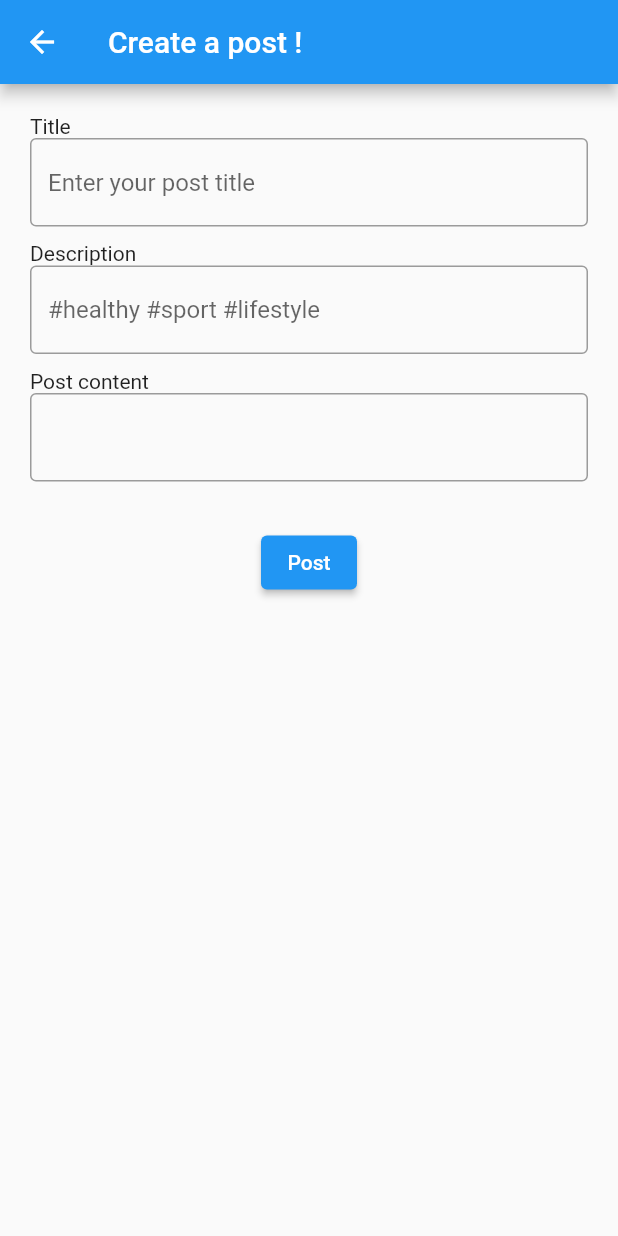
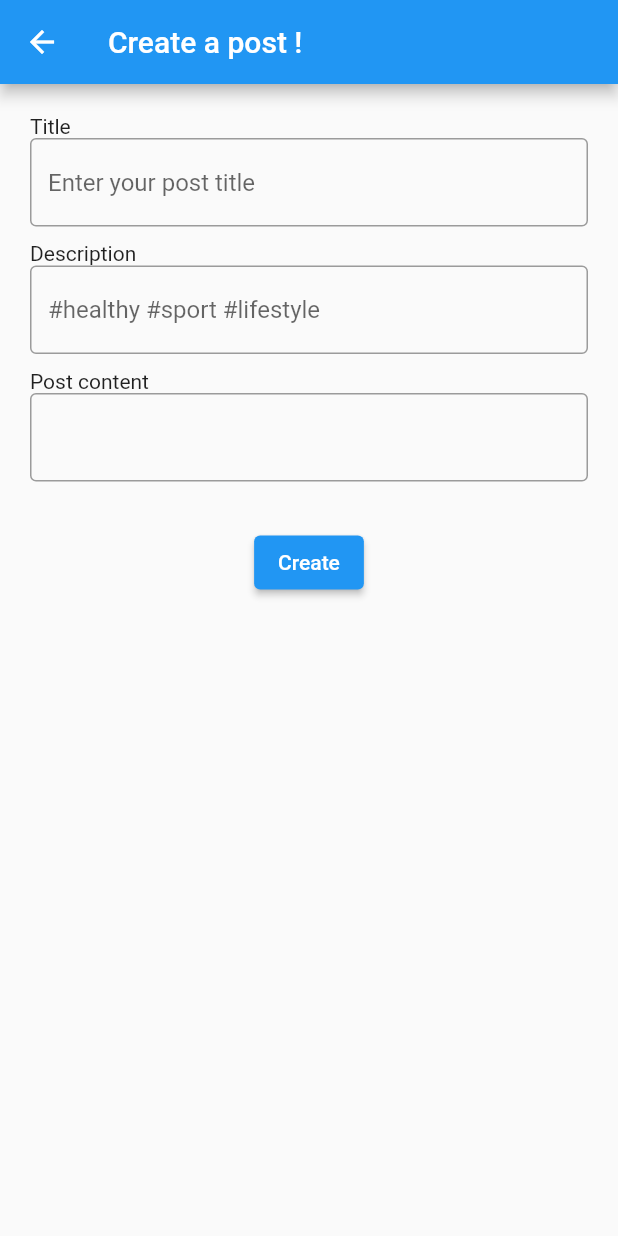
Before and after one commit to EtiennePaita/PostFeed, a Flutter app: the screen it shows after launch, after a tap on the "post add" icon, on a phone screen of 412 x 824 dp. Run offline on Flutter 3.47's test engine with Material 2 defaults, Android fonts, the light colour scheme and no system bars; our stand-ins replace bloc, cloud_firestore, firebase_analytics, firebase_core, firebase_crashlytics, flutter_bloc; accounts and stored records are empty.

Commit message:
Edit post feature implemented

```diff
--- a/lib/home_screen/data_sources/posts_data_source.dart
+++ b/lib/home_screen/data_sources/posts_data_source.dart
@@ -5,4 +5,5 @@ import '../../models/post.dart';
 abstract class PostsDataSource {
   Stream<List<Post>> getPosts();
   Future<DocumentReference<Object?>> addPost(Post post);
+  Future<void> editPost(Post post);
 }
--- a/lib/home_screen/home_screen.dart
+++ b/lib/home_screen/home_screen.dart
@@ -71,7 +71,7 @@ class HomeScreen extends StatelessWidget {
   }
 
   void _onAddPostClick(BuildContext context) {
-    PostCreationScreen.navigateTo(context);
+    PostCreationScreen.navigateTo(context, null);
   }
 
   void _onPostTap(BuildContext context, Post post) {
--- a/lib/home_screen/post_bloc/posts_event.dart
+++ b/lib/home_screen/post_bloc/posts_event.dart
@@ -13,3 +13,9 @@ class AddPost extends PostsEvent {
 
   AddPost(this.newPost);
 }
+
+class EditPost extends PostsEvent {
+  final Post post;
+
+  EditPost(this.post);
+}
--- a/lib/home_screen/repository/posts_repository.dart
+++ b/lib/home_screen/repository/posts_repository.dart
@@ -25,4 +25,8 @@ class PostsRepository {
       rethrow;
     }
   }
+
+  Future<void> editPost(Post post) {
+    return postsDataSource.editPost(post);
+  }
 }
--- a/lib/main.dart
+++ b/lib/main.dart
@@ -96,17 +96,21 @@ class MyApp extends StatelessWidget {
             },
             onGenerateRoute: (settings) {
               Widget content = const SizedBox.shrink();
+              final arguments = settings.arguments;
 
               switch (settings.name) {
                 case PostDetailScreen.routeName:
-                  final arguments = settings.arguments;
                   if (arguments is Post) {
                     content = PostDetailScreen(post: arguments);
                   }
                   break;
 
                 case PostCreationScreen.routeName:
-                  content = const PostCreationScreen();
+                  if (arguments is Post?) {
+                    content = PostCreationScreen(post: arguments);
+                  } else {
+                    content = const PostCreationScreen();
+                  }
                   break;
               }
 
--- a/lib/post_creation_screen/post_creation_screen.dart
+++ b/lib/post_creation_screen/post_creation_screen.dart
@@ -8,22 +8,18 @@ import 'package:post_feed/models/post.dart';
 
 class PostCreationScreen extends StatefulWidget {
   final VoidCallback? formValidationCallback;
-  final String? title;
-  final String? description;
-  final String? content;
+  final Post? post;
 
   static const String routeName = '/PostCreationScreen';
 
-  static void navigateTo(BuildContext context) {
-    Navigator.of(context).pushNamed(routeName);
+  static void navigateTo(BuildContext context, Post? post) {
+    Navigator.of(context).pushNamed(routeName, arguments: post);
   }
 
   const PostCreationScreen({
     super.key,
     this.formValidationCallback,
-    this.title,
-    this.description,
-    this.content,
+    this.post
   });
 
   @override
@@ -35,6 +31,7 @@ class PostFormState extends State<PostCreationScreen> {
   final descriptionController = TextEditingController();
   final contentController = TextEditingController();
 
+
   @override
   void dispose() {
     titleController.dispose();
@@ -43,12 +40,21 @@ class PostFormState extends State<PostCreationScreen> {
     super.dispose();
   }
 
+  @override
+  void initState() {
+    super.initState();
+    if(widget.post != null) {
+      titleController.text = widget.post?.title ?? '';
+      contentController.text = widget.post?.content ?? '';
+      descriptionController.text = widget.post?.description ?? '';
+    }
+  }
 
   @override
   Widget build(BuildContext context) {
     return Scaffold(
       appBar: AppBar(
-        title: const Text('Create a post !'),
+        title: widget.post != null ? const Text('Edit') : const Text('Create a post !'),
       ),
       body: Padding(
         padding: const EdgeInsets.symmetric(
@@ -103,7 +109,15 @@ class PostFormState extends State<PostCreationScreen> {
                     break;
 
                   case PostStatus.success:
-                    _showSnackBar(context, 'Votre post a été ajouté !');
+                    titleController.clear();
+                    descriptionController.clear();
+                    contentController.clear();
+                    if(widget.post != null) {
+                      _showSnackBar(context, 'Votre post a été modifié !');
+                    } else {
+                      _showSnackBar(context, 'Votre post a été ajouté !');
+                    }
+                    //Navigator.of(context).pop();
                     break;
 
                   case PostStatus.initial:
@@ -113,7 +127,6 @@ class PostFormState extends State<PostCreationScreen> {
                 }
               },
               builder: (context, state) {
-
                 switch (state.status) {
                   case PostStatus.loading:
                     return const Center(
@@ -127,8 +140,8 @@ class PostFormState extends State<PostCreationScreen> {
                       child: Padding(
                         padding: const EdgeInsets.only(top: 30.0),
                         child: ElevatedButton(
-                          onPressed: () => _onCreatePostClick(context),
-                          child: const Text('Post'),
+                          onPressed: () => widget.post != null ? _onEditPostClick(context) : _onCreatePostClick(context),
+                          child: widget.post != null ? const Text('Edit') : const Text('Create'),
                         ),
                       ),
                     );
@@ -152,6 +165,16 @@ class PostFormState extends State<PostCreationScreen> {
     BlocProvider.of<PostsBloc>(context).add(AddPost(newPost));
   }
 
+  void _onEditPostClick(BuildContext context) {
+    final newPost = Post(
+      id: widget.post?.id ?? '',
+      title: titleController.text,
+      description: descriptionController.text,
+      content: contentController.text,
+    );
+    BlocProvider.of<PostsBloc>(context).add(EditPost(newPost));
+  }
+
   void _showSnackBar(BuildContext context, String text) {
     ScaffoldMessenger.of(context).showSnackBar(
       SnackBar(
--- a/lib/post_detail_screen/post_detail_screen.dart
+++ b/lib/post_detail_screen/post_detail_screen.dart
@@ -1,5 +1,6 @@
 import 'package:flutter/material.dart';
 import '../../models/post.dart';
+import '../post_creation_screen/post_creation_screen.dart';
 
 class PostDetailScreen extends StatelessWidget {
   static const String routeName = '/PostDetailScreen';
@@ -50,12 +51,7 @@ class PostDetailScreen extends StatelessWidget {
   }
 
   void _onEditClick(BuildContext context) {
-    throw Exception('Crash test on post ${post.title}');
-    /*try {
-      throw Exception('Crash test on post ${post.title}');
-    } catch (error, stackTrace) {
-      await FirebaseCrashlytics.instance.recordError(error, stackTrace);
-    }*/
+    PostCreationScreen.navigateTo(context, post);
   }
 
 }
```
Also changed, not shown: lib/home_screen/data_sources/api_posts_data_source.dart (+9 -0 lines), lib/home_screen/post_bloc/posts_bloc.dart (+15 -0 lines), 1 other file.
